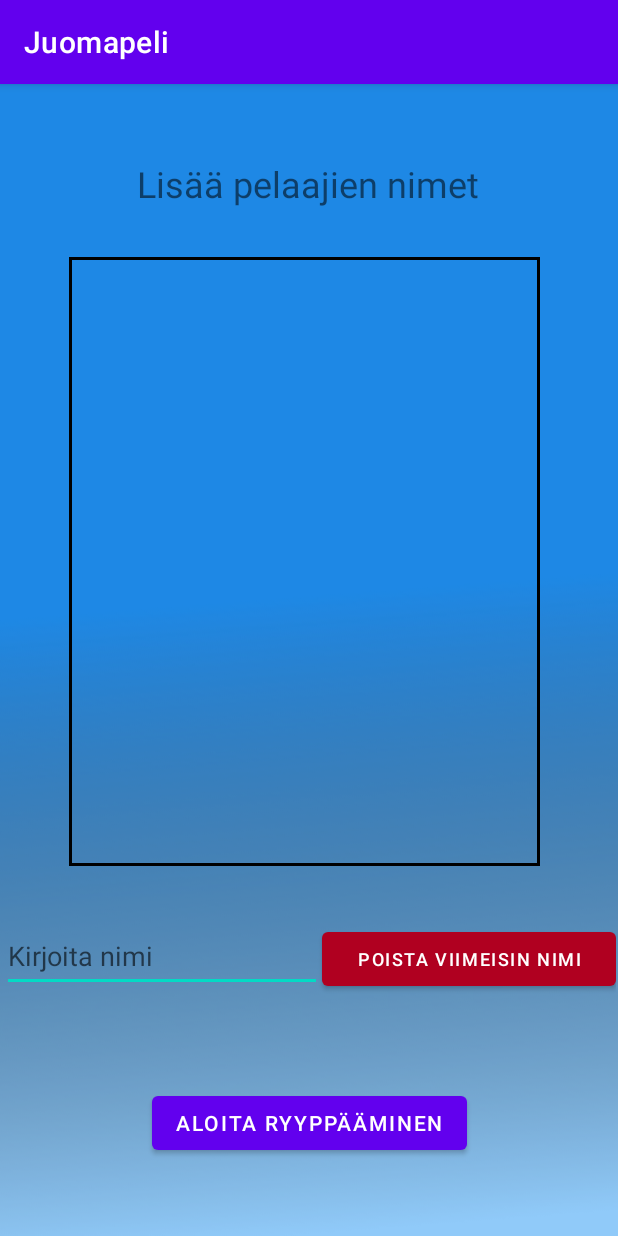
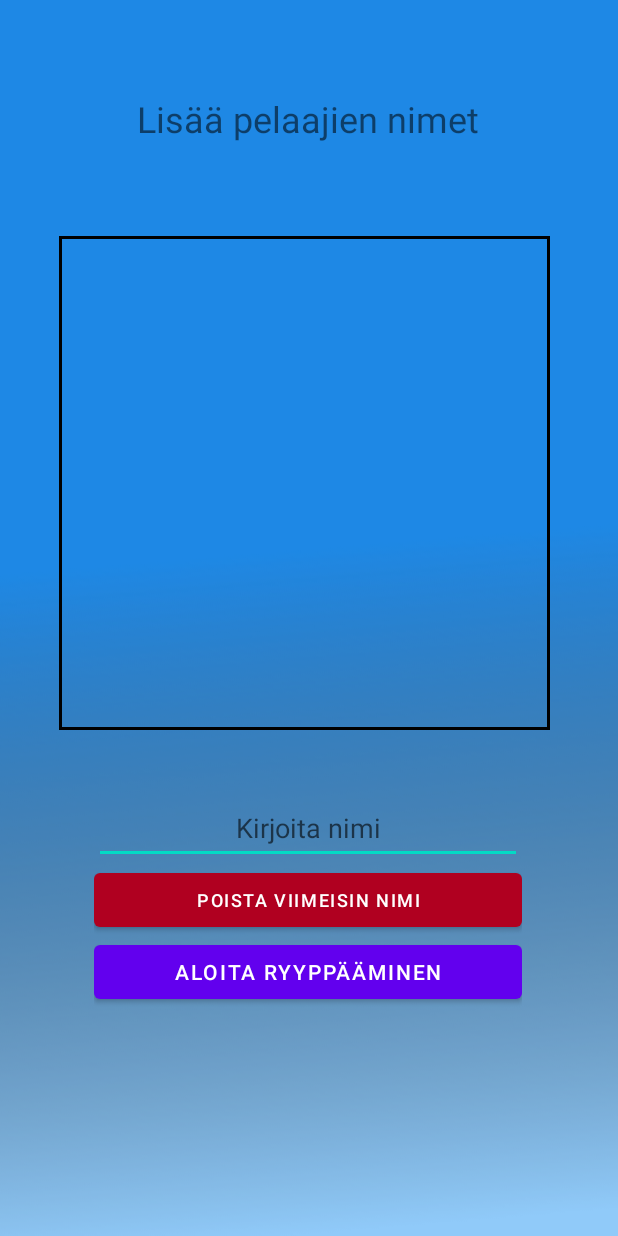
Before and after one commit to Santerhy/Juomapeli-App, an Android app: the SetupActivity screen opened directly, with no data from a screen before it, on a phone screen of 412 x 824 dp. Run offline under Robolectric (Android 15) with nearby library versions, the phone set to English and light mode, and no system bars.

Commit message:
Fixing Setup Activity

```diff
--- a/Juomapeli/app/src/main/AndroidManifest.xml
+++ b/Juomapeli/app/src/main/AndroidManifest.xml
@@ -8,7 +8,7 @@
         android:label="@string/app_name"
         android:roundIcon="@mipmap/ic_launcher_round"
         android:supportsRtl="true"
-        android:theme="@style/Theme.Juomapeli">
+        android:theme="@style/Theme.Juomapeli.NoActionBar">
         <activity
             android:name=".SetupActivity"
             android:exported="false" />
--- a/Juomapeli/app/src/main/java/com/example/juomapeli/MainActivity.java
+++ b/Juomapeli/app/src/main/java/com/example/juomapeli/MainActivity.java
@@ -22,7 +22,7 @@ import android.widget.Button;
 
 public class MainActivity extends AppCompatActivity {
 
-    private AppBarConfiguration appBarConfiguration;
+    //private AppBarConfiguration appBarConfiguration;
 
     @Override
     protected void onCreate(Bundle savedInstanceState) {
--- a/Juomapeli/app/src/main/res/layout/activity_setup.xml
+++ b/Juomapeli/app/src/main/res/layout/activity_setup.xml
@@ -7,40 +7,10 @@
     android:background="@drawable/gameplay_background"
     tools:context=".SetupActivity">
 
-    <LinearLayout
-        android:id="@+id/linearLayout"
-        android:layout_width="409dp"
-        android:layout_height="59dp"
-        android:layout_marginTop="36dp"
-        android:orientation="horizontal"
-        app:layout_constraintEnd_toEndOf="parent"
-        app:layout_constraintStart_toStartOf="parent"
-        app:layout_constraintTop_toBottomOf="@+id/tableLayout">
-
-        <EditText
-            android:id="@+id/editTextTextPersonName"
-            android:layout_width="wrap_content"
-            android:layout_height="wrap_content"
-            android:ems="10"
-            android:hint="@string/inputtext_default"
-            android:inputType="textPersonName"
-            android:minHeight="48dp" />
-
-        <Button
-            android:id="@+id/buttonDeleteLatest"
-            android:layout_width="match_parent"
-            android:layout_height="wrap_content"
-            android:onClick="deleteLatest"
-            android:text="@string/buttonDeleteLatest"
-            android:textSize="12sp"
-            app:backgroundTint="@color/design_default_color_error" />
-
-    </LinearLayout>
-
     <TableLayout
         android:id="@+id/tableLayout"
-        android:layout_width="314dp"
-        android:layout_height="406dp"
+        android:layout_width="327dp"
+        android:layout_height="329dp"
         android:background="@drawable/image_border"
         app:layout_constraintBottom_toBottomOf="parent"
         app:layout_constraintEnd_toEndOf="parent"
@@ -50,8 +20,8 @@
         app:layout_constraintVertical_bias="0.318">
 
         <TableRow
-            android:layout_width="match_parent"
-            android:layout_height="match_parent">
+            android:layout_width="314dp"
+            android:layout_height="wrap_content">
 
             <TextView
                 android:id="@+id/nameText0"
@@ -71,22 +41,22 @@
         </TableRow>
 
         <TableRow
-            android:layout_width="match_parent"
-            android:layout_height="match_parent">
+            android:layout_width="249dp"
+            android:layout_height="wrap_content">
 
             <TextView
                 android:id="@+id/nameText1"
                 android:layout_width="0dp"
+                android:layout_height="wrap_content"
                 android:layout_margin="5dp"
-                android:layout_height="wrap_content"
                 android:layout_weight="1"
                 android:textSize="24sp" />
 
             <TextView
                 android:id="@+id/nameText6"
                 android:layout_width="0dp"
+                android:layout_height="wrap_content"
                 android:layout_margin="5dp"
-                android:layout_height="wrap_content"
                 android:layout_weight="1"
                 android:textSize="24sp" />
         </TableRow>
@@ -99,16 +69,16 @@
                 android:id="@+id/nameText2"
                 android:layout_width="0dp"
                 android:layout_height="wrap_content"
+                android:layout_margin="5dp"
                 android:layout_weight="1"
-                android:layout_margin="5dp"
                 android:textSize="24sp" />
 
             <TextView
                 android:id="@+id/nameText7"
                 android:layout_width="0dp"
                 android:layout_height="wrap_content"
+                android:layout_margin="5dp"
                 android:layout_weight="1"
-                android:layout_margin="5dp"
                 android:textSize="24sp" />
         </TableRow>
 
@@ -120,16 +90,16 @@
                 android:id="@+id/nameText3"
                 android:layout_width="0dp"
                 android:layout_height="wrap_content"
+                android:layout_margin="5dp"
                 android:layout_weight="1"
-                android:layout_margin="5dp"
                 android:textSize="24sp" />
 
             <TextView
                 android:id="@+id/nameText8"
                 android:layout_width="0dp"
                 android:layout_height="wrap_content"
+                android:layout_margin="5dp"
                 android:layout_weight="1"
-                android:layout_margin="5dp"
                 android:textSize="24sp" />
         </TableRow>
 
@@ -141,21 +111,70 @@
                 android:id="@+id/nameText4"
                 android:layout_width="0dp"
                 android:layout_height="wrap_content"
+                android:layout_margin="5dp"
                 android:layout_weight="1"
-                android:layout_margin="5dp"
                 android:textSize="24sp" />
 
             <TextView
                 android:id="@+id/nameText9"
                 android:layout_width="0dp"
                 android:layout_height="wrap_content"
+                android:layout_margin="5dp"
                 android:layout_weight="1"
-                android:layout_margin="5dp"
                 android:textSize="24sp" />
         </TableRow>
 
 
     </TableLayout>
+
+    <LinearLayout
+        android:id="@+id/linearLayout"
+        android:layout_width="285dp"
+        android:layout_height="194dp"
+        android:layout_marginTop="12dp"
+        android:orientation="vertical"
+        app:layout_constraintBottom_toBottomOf="parent"
+        app:layout_constraintEnd_toEndOf="parent"
+        app:layout_constraintHorizontal_bias="0.497"
+        app:layout_constraintStart_toStartOf="parent"
+        app:layout_constraintTop_toBottomOf="@+id/tableLayout"
+        app:layout_constraintVertical_bias="0.0">
+
+        <TextView
+            android:id="@+id/textViewError"
+            android:layout_width="match_parent"
+            android:layout_height="wrap_content"
+            android:textAlignment="center"
+            android:textColor="@color/design_default_color_error"
+            android:textSize="22sp" />
+
+        <EditText
+            android:id="@+id/editTextTextPersonName"
+            android:layout_width="match_parent"
+            android:layout_height="wrap_content"
+            android:ems="10"
+            android:hint="@string/inputtext_default"
+            android:inputType="textPersonName"
+            android:maxLength="10"
+            android:minHeight="48dp"
+            android:textAlignment="center" />
+
+        <Button
+            android:id="@+id/buttonDeleteLatest"
+            android:layout_width="match_parent"
+            android:layout_height="wrap_content"
+            android:onClick="deleteLatest"
+            android:text="@string/buttonDeleteLatest"
+            android:textSize="12sp"
+            app:backgroundTint="@color/design_default_color_error" />
+
+        <Button
+            android:id="@+id/buttonStart"
+            android:layout_width="match_parent"
+            android:layout_height="wrap_content"
+            android:text="@string/buttonStart" />
+
+    </LinearLayout>
 
     <TextView
         android:id="@+id/setupTitle"
@@ -163,20 +182,10 @@
         android:layout_height="wrap_content"
         android:text="@string/setup_title"
         android:textSize="24sp"
-        app:layout_constraintBottom_toBottomOf="parent"
+        app:layout_constraintBottom_toTopOf="@+id/tableLayout"
         app:layout_constraintEnd_toEndOf="parent"
         app:layout_constraintHorizontal_bias="0.498"
         app:layout_constraintStart_toStartOf="parent"
-        app:layout_constraintTop_toTopOf="parent"
-        app:layout_constraintVertical_bias="0.068" />
+        app:layout_constraintTop_toTopOf="parent" />
 
-    <Button
-        android:id="@+id/buttonStart"
-        android:layout_width="wrap_content"
-        android:layout_height="wrap_content"
-        android:text="@string/buttonStart"
-        app:layout_constraintBottom_toBottomOf="parent"
-        app:layout_constraintEnd_toEndOf="parent"
-        app:layout_constraintStart_toStartOf="parent"
-        app:layout_constraintTop_toBottomOf="@+id/linearLayout" />
 </androidx.constraintlayout.widget.ConstraintLayout>
--- a/Juomapeli/app/src/main/res/values/strings.xml
+++ b/Juomapeli/app/src/main/res/values/strings.xml
@@ -2,6 +2,7 @@
     <string name="app_name">Juomapeli</string>
     <string name="action_settings">Settings</string>
     <!-- Strings used for fragments for navigation -->
+    <string name="version_text">Version 1.0</string>
     <string name="first_fragment_label">First Fragment</string>
     <string name="second_fragment_label">Second Fragment</string>
     <string name="next">Next</string>
@@ -24,4 +25,7 @@
     <string name="buttonDeleteLatest">Poista viimeisin nimi</string>
     <string name="buttonStart">Aloita ryyppääminen</string>
     <string name="button_gameplay_next">Seuraava kortti</string>
+    <string name="credits_text">Santeri Hytönen 2022</string>
+    <string name="error_text1">Lisää vähintään yksi pelaaja</string>
+    <string name="error_text2">Max pelaaja määrä</string>
 </resources>
```
Also changed, not shown: Juomapeli/app/src/main/java/com/example/juomapeli/SetupActivity.java (+24 -6 lines), Juomapeli/app/src/main/res/layout/activity_main.xml (+28 -2 lines).
